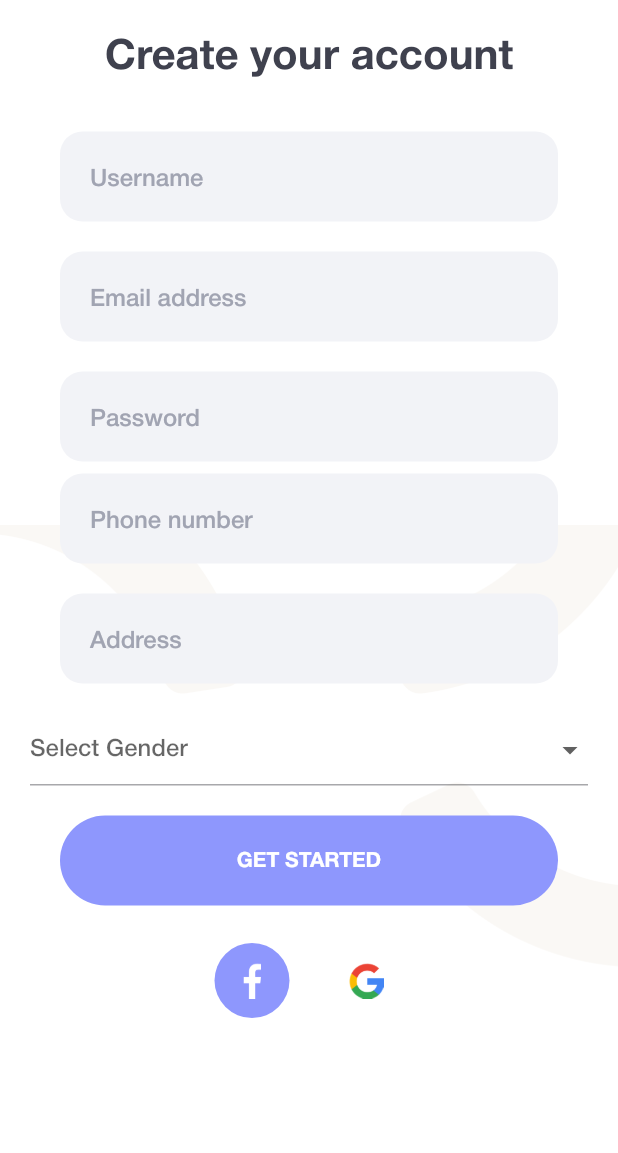
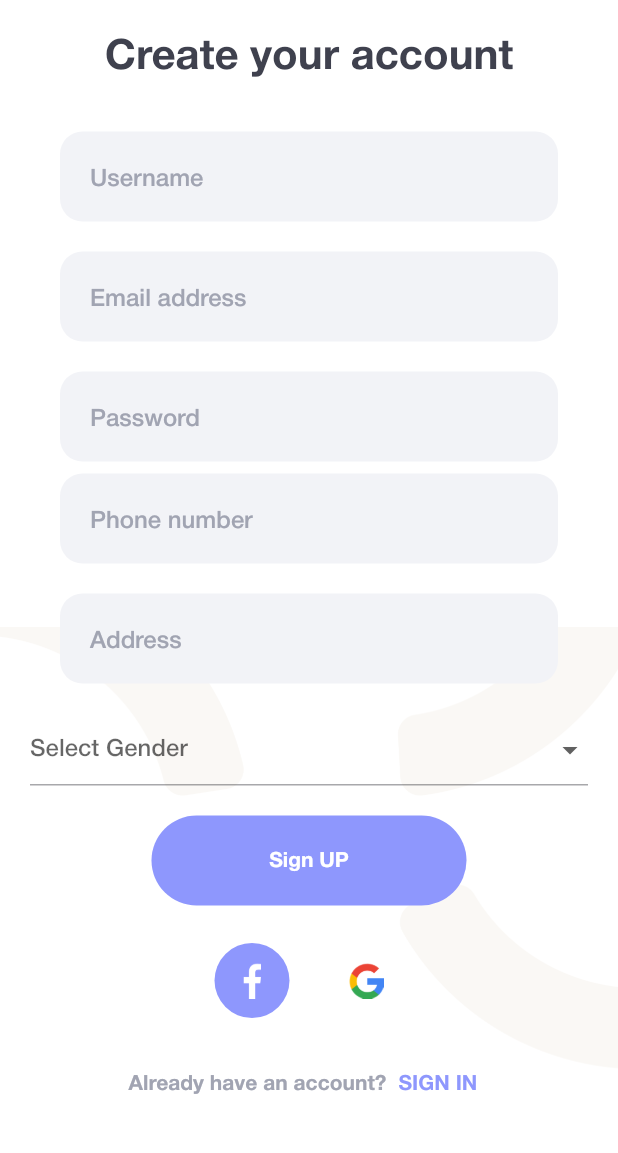
Before and after one commit to subash0250/Flutterfinal, a Flutter app: the SignUpScreen screen opened directly, on a phone screen of 412 x 824 dp, the part 83-1236 px from its top. Run offline on Flutter 3.47's test engine with Material 2 defaults, Android fonts, the phone set to English and light mode, and no system bars; our stand-ins replace firebase_core, firebase_database; accounts and stored records are empty.

Commit message:
working on signup page

```diff
--- a/lib/sign_up_screen.dart
+++ b/lib/sign_up_screen.dart
@@ -1,10 +1,10 @@
 import 'package:flutter/material.dart';
 import 'package:firebase_database/firebase_database.dart'; // Import Firebase Database
 import 'package:meditation_app_flutterfinalproject/color_extension.dart';
+import 'package:meditation_app_flutterfinalproject/login_screen.dart';
 import 'package:meditation_app_flutterfinalproject/round_button.dart';
 import 'package:meditation_app_flutterfinalproject/round_text_feild.dart';
-import 'package:meditation_app_flutterfinalproject/welcome_screen.dart';
-import 'user_model.dart'; // Import the user model
+
 
 class SignUpScreen extends StatefulWidget {
   const SignUpScreen({super.key});
@@ -57,19 +57,21 @@ class _SignUpScreenState extends State<SignUpScreen> {
   }
 
   Future<void> _registerUser() async {
-    // Create a UserModel object
-    UserModel user = UserModel(
-      username: _usernameController.text,
-      email: _emailController.text,
-      password: _passwordController.text,
-      phoneNumber: _phoneController.text,
-      address: _addressController.text,
-      gender: _selectedGender!,
-    );
+    final DatabaseReference database = FirebaseDatabase.instance.ref();
+    String userId = _emailController.text;
 
-    // Save user data to Firebase Realtime Database
-    DatabaseReference ref = FirebaseDatabase.instance.ref("users");
-    await ref.push().set(user.toJson());
+    // Create a map with user data
+    Map<String, dynamic> userData = {
+      'username': _usernameController.text,
+      'email': _emailController.text,
+      'password': _passwordController.text,
+      'phone': _phoneController.text,
+      'address': _addressController.text,
+      'gender': _selectedGender,
+    };
+
+
+    await database.child('users').child(userId).set(userData);
   }
 
   @override
@@ -165,72 +167,99 @@ class _SignUpScreenState extends State<SignUpScreen> {
                             },
                           ),
                           const SizedBox(height: 20),
-                          RoundButton(
-                            title: "GET STARTED",
+                      SizedBox(
+                        width: 250,
+                        child: RoundButton(
+                            title: "Sign UP",
                             onPressed: () async {
                               if (_validateFields()) {
                                 await _registerUser();
                                 Navigator.of(context).push(
                                   MaterialPageRoute(
-                                    builder: (context) =>
-                                    const WelcomeScreen(),
+                                    builder: (context) => const LoginScreen(),
                                   ),
                                 );
                               } else {
+
                                 ScaffoldMessenger.of(context).showSnackBar(
                                   const SnackBar(
                                     content: Text(
-                                        'Please fill in all fields before proceeding.'),
+                                        'All feilds are mandatary'),
                                   ),
                                 );
                               }
                             },
                           ),
+                      ),
                           const SizedBox(height: 25),
                         ],
                       ),
                     ),
-
-                    // Row for Facebook and Google buttons
                     Row(
                       mainAxisAlignment: MainAxisAlignment.center,
                       children: [
                         // Facebook button
                         Padding(
-                          padding: const EdgeInsets.only(
-                              right: 10), // Spacing between buttons
+                          padding: const EdgeInsets.only(right: 10),
                           child: MaterialButton(
                             onPressed: () {},
-                            minWidth: 50, // Set a minimum width for small round button
-                            height: 50, // Set a small height for round button
+                            minWidth: 50,
+                            height: 50,
                             elevation: 0,
                             color: const Color(0xff8E97FD),
-                            shape:
-                            const CircleBorder(), // Make it circular
+                            shape: const CircleBorder(),
                             child: Image.asset(
                               'assets/img/fb.png',
-                              width: 24, // Adjusted icon size
-                              height: 24, // Adjusted icon size
+                              width: 24,
+                              height: 24,
                             ),
                           ),
                         ),
 
                         // Google button
                         Padding(
-                          padding: const EdgeInsets.only(
-                              left: 10), // Spacing between buttons
+                          padding: const EdgeInsets.only(left: 10),
                           child: MaterialButton(
                             onPressed: () {},
-                            minWidth: 50, // Set a minimum width for small round button
-                            height: 50, // Set a small height for round button
+                            minWidth: 50,
+                            height: 50,
                             elevation: 0,
                             color: Colors.white,
-                            shape:
-                            const CircleBorder(), // Make it circular
+                            shape: const CircleBorder(),
                             child: Image.asset(
                               'assets/img/google.png',
                               width: 24, // Adjusted icon size
                               height: 24, // Adjusted icon size
+                            ),
+                          ),
+                        ),
+                      ],
+                    ),
+                    const SizedBox(height: 20),
+                    Row(
+                      mainAxisAlignment: MainAxisAlignment.center,
+                      children: [
+                        Text(
+                          "Already have an account?",
+                          style: TextStyle(
+                            color: TColor.secondaryText,
+                            fontSize: 14,
+                            fontWeight: FontWeight.w600,
+                          ),
+                        ),
+                        TextButton(
+                          onPressed: () {
+                            Navigator.push(
+                              context,
+                              MaterialPageRoute(builder: (context) => const LoginScreen()),
+                            );
+                          },
+                          child: Text(
+                            "SIGN IN",
+                            style: TextStyle(
+                              color: TColor.primary,
+                              fontSize: 14,
+                              fontWeight: FontWeight.w600,
                             ),
                           ),
                         ),
```
Also changed, not shown: lib/welcome_screen.dart (+0 -9 lines).
